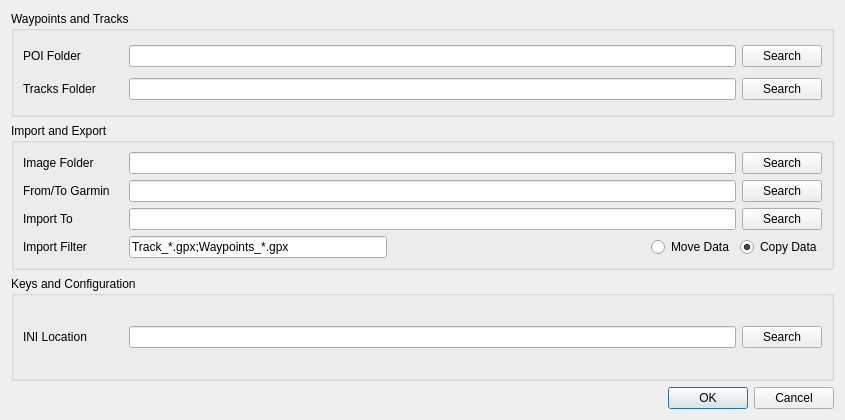
First picture: the form in src/configuration.ui, repository trumpton/POI, before the edit.
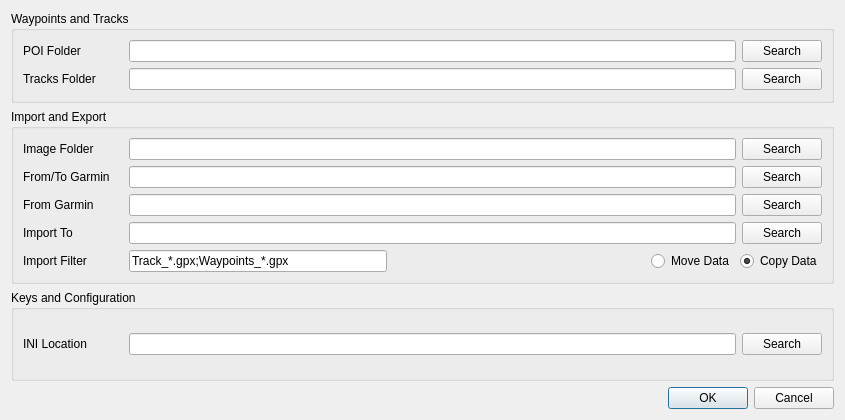
Second picture: the form after the edit. Icons and pictures are not drawn.

Commit message: Added support for two Garmin disks, plus unmount capability for Linux

The edit to the form file:
```diff
--- a/src/configuration.ui
+++ b/src/configuration.ui
@@ -201,6 +201,36 @@
         </item>
        </layout>
       </item>
+      <item>
+       <layout class="QHBoxLayout" name="horizontalLayout_9">
+        <property name="topMargin">
+         <number>0</number>
+        </property>
+        <item>
+         <widget class="QLabel" name="label_8">
+          <property name="minimumSize">
+           <size>
+            <width>100</width>
+            <height>0</height>
+           </size>
+          </property>
+          <property name="text">
+           <string>From Garmin</string>
+          </property>
+         </widget>
+        </item>
+        <item>
+         <widget class="QLineEdit" name="confGarminFromFolder"/>
+        </item>
+        <item>
+         <widget class="QPushButton" name="pushButton_SearchGarminFrom">
+          <property name="text">
+           <string>Search</string>
+          </property>
+         </widget>
+        </item>
+       </layout>
+      </item>
       <item>
        <layout class="QHBoxLayout" name="horizontalLayout_5">
         <item>
```
The commit also changes 6 other files.
